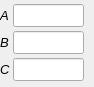
disorderedmaterials/dissolve, file src/gui/keywordwidgets/vec3nodevalue.ui: the form before one commit.
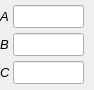
The form after the commit. Custom widgets are drawn as their Qt base class.

```diff
--- a/src/gui/keywordwidgets/vec3nodevalue.ui
+++ b/src/gui/keywordwidgets/vec3nodevalue.ui
@@ -7,7 +7,7 @@
     <x>0</x>
     <y>0</y>
     <width>94</width>
-    <height>87</height>
+    <height>90</height>
    </rect>
   </property>
   <property name="font">
```
